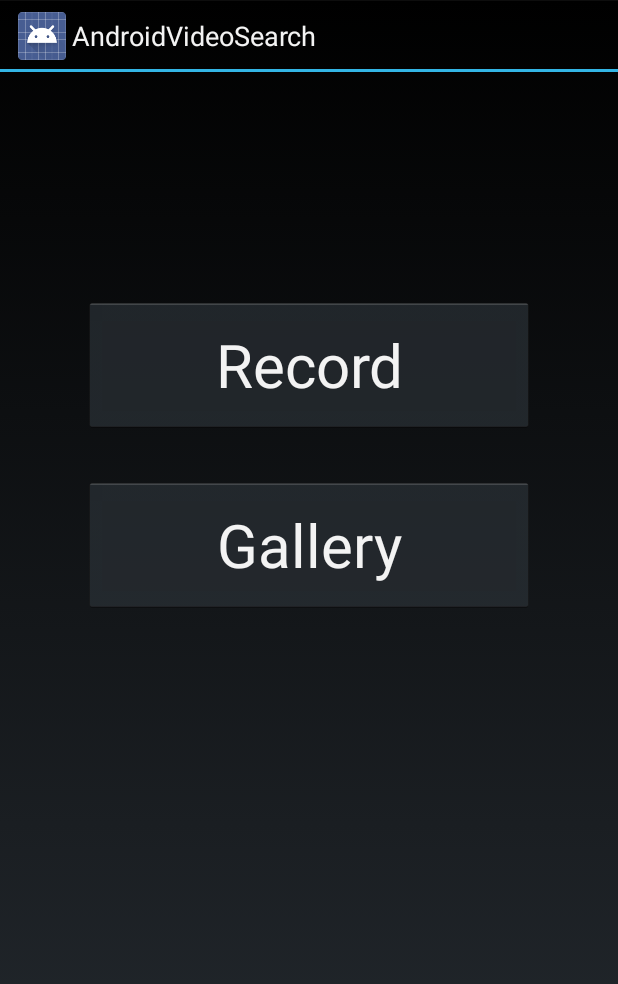
After one commit to JZHeadley/AndroidVideoSearch, an Android app: the layout record_or_gallery.xml on its own in the app's theme, with its tools: preview values and no code run, on a phone screen of 412 x 824 dp. The commit adds this screen. Shown: the top 984 px of the screen. Run offline under Robolectric (Android 15) with nearby library versions, the phone set to English and light mode, and no system bars.

Commit message:
Theme added, main screen has buttons

```diff
--- a/app/src/main/AndroidManifest.xml
+++ b/app/src/main/AndroidManifest.xml
@@ -8,7 +8,7 @@
         android:label="@string/app_name"
         android:roundIcon="@mipmap/ic_launcher_round"
         android:supportsRtl="true"
-        android:theme="@style/AppTheme">
+        android:theme="@style/AndroidVideoSearch">
         <activity android:name=".MainActivity">
             <intent-filter>
                 <action android:name="android.intent.action.MAIN" />
--- /dev/null
+++ b/app/src/main/res/layout/record_or_gallery.xml
@@ -0,0 +1,26 @@
+<?xml version="1.0" encoding="utf-8"?>
+<RelativeLayout xmlns:android="http://schemas.android.com/apk/res/android"
+    android:orientation="vertical"
+    android:layout_width="match_parent"
+    android:layout_height="match_parent">
+
+    <Button
+        android:id="@+id/recordButton"
+        android:layout_centerHorizontal="true"
+        android:layout_marginTop="150dp"
+        android:layout_width="300dp"
+        android:layout_height="90dp"
+        android:text="@string/record_button"
+        android:textSize="40dp"/>
+
+    <Button
+        android:id="@+id/galleryButton"
+        android:layout_below="@+id/recordButton"
+        android:layout_centerHorizontal="true"
+        android:layout_marginTop="30dp"
+        android:layout_width="300dp"
+        android:layout_height="90dp"
+        android:text="@string/gallery_button"
+        android:textSize="40dp"/>
+
+</RelativeLayout>
--- a/app/src/main/res/values/strings.xml
+++ b/app/src/main/res/values/strings.xml
@@ -1,3 +1,5 @@
 <resources>
     <string name="app_name">AndroidVideoSearch</string>
+    <string name="record_button">Record</string>
+    <string name="gallery_button">Gallery</string>
 </resources>
--- a/app/src/main/res/values/styles.xml
+++ b/app/src/main/res/values/styles.xml
@@ -8,4 +8,10 @@
         <item name="colorAccent">@color/colorAccent</item>
     </style>
 
+    <style name="Theme.AppTheme.NoActionBar" parent="android:Theme.Holo" />
+
+    <style name="AndroidVideoSearch" parent="Theme.AppTheme.NoActionBar" >
+        <item name="android:textColorSecondary">@android:color/holo_blue_dark</item>
+    </style>
+
 </resources>
```
